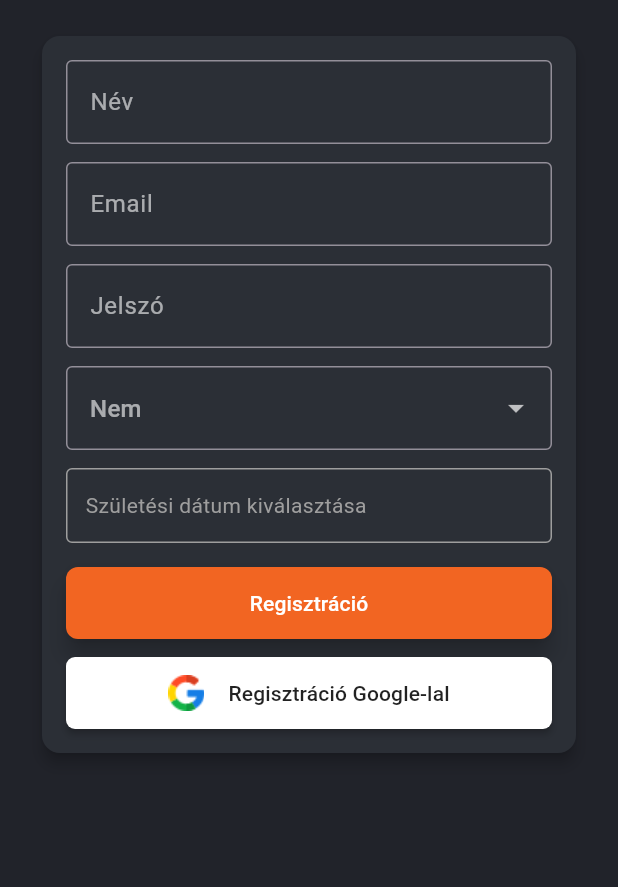
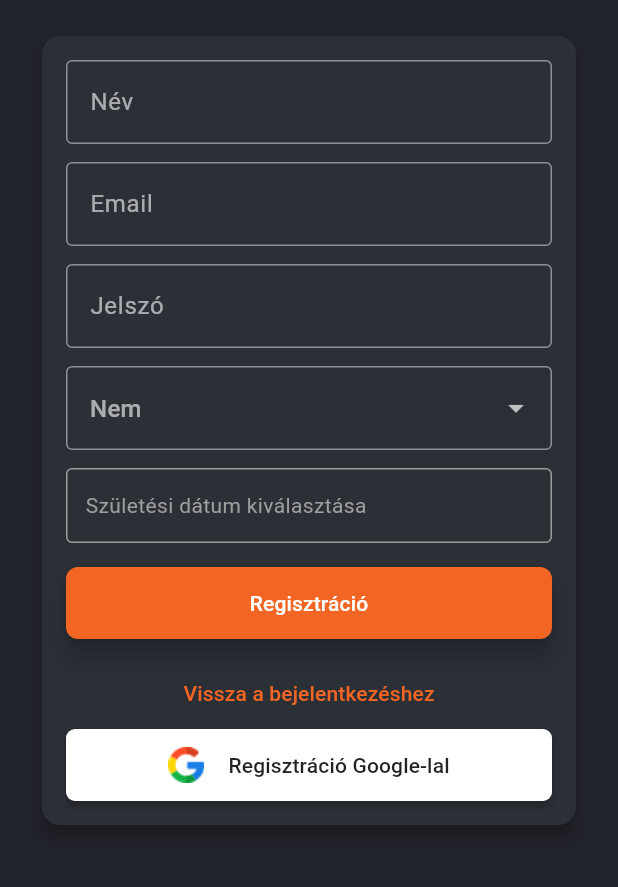
Before and after one commit to GedoLorand/Fish_app, a Flutter app: the Signup screen opened directly, after a tap on "Regisztráció Google-lal", on a phone screen of 412 x 824 dp, the part 186-1073 px from its top. Run offline on Flutter 3.47's test engine with Material 3 defaults, Android fonts, the phone set to English and light mode, and no system bars; our stand-ins replace cached_network_image, cloud_firestore, cloud_functions, firebase_auth, firebase_core, firebase_storage and 9 more; missing offline and left inert: flutter_map_marker_cluster; accounts and stored records are empty; Roboto replaces fonts that are missing (Boldonse).

Commit message:
regisztracio,bejelentkezes optimalizalas

```diff
--- a/lib/backend-login/auth_service.dart
+++ b/lib/backend-login/auth_service.dart
@@ -5,7 +5,9 @@ class AuthService {
   /// Signs in with Google and links/authenticates with Firebase.
   /// Returns the [UserCredential] on success, or throws.
   static Future<UserCredential> signInWithGoogle() async {
-    // Trigger the authentication flow
+    // Ensure the account chooser always appears by signing out first
+    await GoogleSignIn().signOut();
+    // Trigger the authentication flow (this will show the account chooser)
     final GoogleSignInAccount? googleUser = await GoogleSignIn().signIn();
     if (googleUser == null) {
       throw FirebaseAuthException(
--- a/lib/backend-login/signup.dart
+++ b/lib/backend-login/signup.dart
@@ -8,6 +8,7 @@ import 'package:login_fish_app/backend-login/auth_service.dart';
 import 'package:login_fish_app/homepage/Initial/initialType.dart';
 import 'package:font_awesome_flutter/font_awesome_flutter.dart';
 import 'package:login_fish_app/backend-login/complete_profile.dart';
+import 'package:login_fish_app/backend-login/login.dart';
 
 class Signup extends StatefulWidget {
   const Signup({super.key});
@@ -251,6 +252,14 @@ class _SignupState extends State<Signup> {
                               ),
                             ),
                       const SizedBox(height: 12),
+                      // Button to go back to the login screen
+                      TextButton(
+                        onPressed: () => Get.to(() => Login()),
+                        child: Text(
+                          'Vissza a bejelentkezéshez',
+                          style: TextStyle(color: AppTheme.primaryColor),
+                        ),
+                      ),
                       SizedBox(
                         width: double.infinity,
                         child: ElevatedButton.icon(
```
